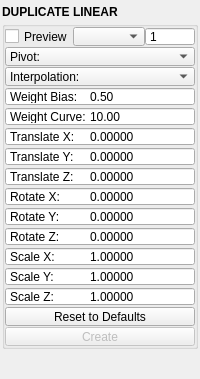
Before: the Qt Designer form mayatk/edit_utils/duplicate_linear.ui in m3trik/mayatk, drawn with Qt 5.
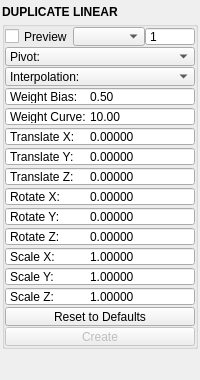
After: the same form once the commit is applied. Custom widgets are drawn as their Qt base class.

Diff of the .ui file:
```diff
--- a/mayatk/edit_utils/duplicate_linear.ui
+++ b/mayatk/edit_utils/duplicate_linear.ui
@@ -785,6 +785,9 @@
         <property name="orientation">
          <enum>Qt::Vertical</enum>
         </property>
+        <property name="sizeType">
+         <enum>QSizePolicy::Fixed</enum>
+        </property>
         <property name="sizeHint" stdset="0">
          <size>
           <width>0</width>
```
Left out of the diff: 6 changed lines with no effect on the pictures.
